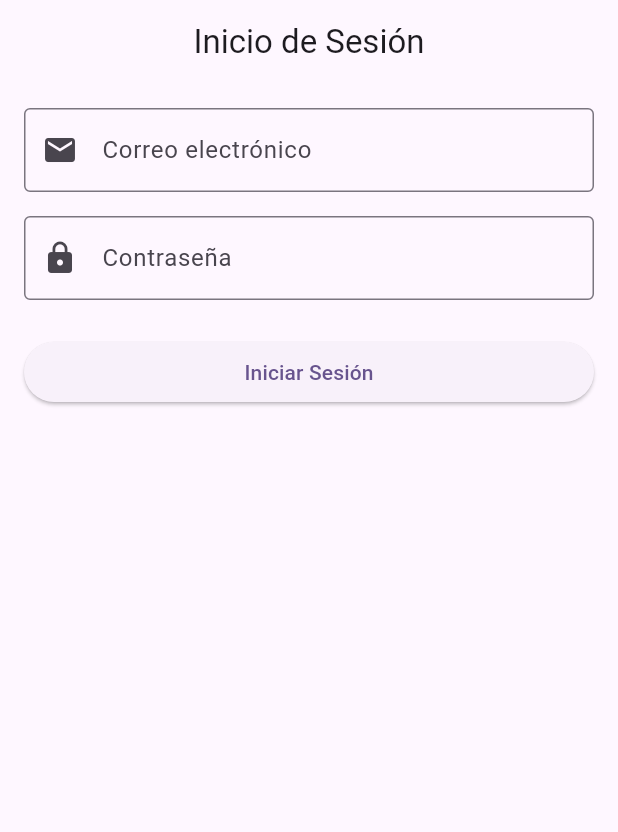
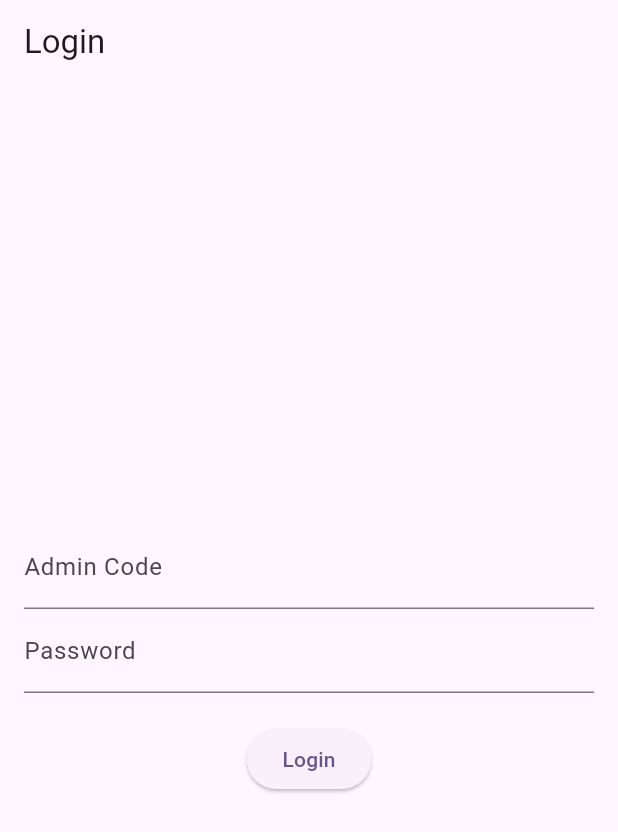
Before and after one commit to kencrisg/pasarela_pagos, a Flutter app: the screen it shows after launch, on a phone screen of 412 x 824 dp. Shown: the top 832 px of the screen. Run offline on Flutter 3.47's test engine with Material 3 defaults, Android fonts, the phone set to English and light mode, and no system bars; our stand-ins replace dio, shared_preferences.

Commit message:
Login is Working and JWT already save on mobile memory with Shared Prefreneces

```diff
--- /dev/null
+++ b/lib/api/api_service.dart
@@ -0,0 +1,31 @@
+import 'package:dio/dio.dart';
+import 'package:shared_preferences/shared_preferences.dart';
+
+class ApiService {
+  final Dio _dio = Dio(BaseOptions(baseUrl: 'http://10.0.2.2:3000'));
+
+  ApiService() {
+    _dio.interceptors.add(InterceptorsWrapper(
+      onRequest: (options, handler) async {
+        final token = await _getToken();
+        if (token != null) {
+          options.headers['Authorization'] = 'Bearer $token';
+        }
+        return handler.next(options);
+      },
+      onError: (DioException e, handler) {
+        if (e.response?.statusCode == 401) {
+          print("⚠️ Token inválido o expirado");
+        }
+        return handler.next(e);
+      },
+    ));
+  }
+
+  Future<String?> _getToken() async {
+    final prefs = await SharedPreferences.getInstance();
+    return prefs.getString('jwt_token');
+  }
+
+  Dio get dio => _dio;
+}
--- /dev/null
+++ b/lib/api/auth_service.dart
@@ -0,0 +1,40 @@
+import 'package:shared_preferences/shared_preferences.dart';
+import 'api_service.dart';
+import 'package:dio/dio.dart';
+
+
+class AuthService {
+  final ApiService _apiService = ApiService();
+
+  Future<bool> login(String adminCode, String password) async {
+  try {
+    final response = await _apiService.dio.post(
+      '/auth/login/admin',
+      data: {"admin_code": adminCode, "password": password},
+    );
+
+    print("✅ Login exitoso");
+
+
+    final String token = response.data;
+
+    //Guardamos el token en Shaared Preferences
+    await _saveToken(token);
+
+    return true;
+  } on DioException catch (e) {
+    print("❌ Error en login: ${e.response?.data ?? e.message}");
+    return false;
+  }
+}
+
+  Future<void> logout() async {
+    final prefs = await SharedPreferences.getInstance();
+    await prefs.remove('jwt_token');
+  }
+
+  Future<void> _saveToken(String token) async {
+    final prefs = await SharedPreferences.getInstance();
+    await prefs.setString('jwt_token', token);
+  }
+}
--- a/lib/main.dart
+++ b/lib/main.dart
@@ -10,12 +10,13 @@ class MyApp extends StatelessWidget {
   @override
   Widget build(BuildContext context) {
     return MaterialApp(
-      title: 'Flutter Demo',
-      theme: ThemeData(
-        colorScheme: ColorScheme.fromSeed(seedColor: Colors.deepPurple),
-        useMaterial3: true,
-      ),
-      home: const LoginScreen()
-    );
+        debugShowCheckedModeBanner: false,
+        title: 'Davo Pagos Mobil',
+        theme: ThemeData(
+          colorScheme: ColorScheme.fromSeed(
+              seedColor: const Color.fromARGB(255, 108, 53, 202)),
+          useMaterial3: true,
+        ),
+        home: LoginScreen());
   }
 }
--- a/lib/screens/login/login_screen.dart
+++ b/lib/screens/login/login_screen.dart
@@ -1,22 +1,45 @@
 import 'package:flutter/material.dart';
+import 'package:pasarela_app/api/auth_service.dart';
+import 'package:pasarela_app/screens/home/home_screen.dart';
 
 class LoginScreen extends StatefulWidget {
-  const LoginScreen({super.key});
+  const LoginScreen({Key? key}) : super(key: key);
 
   @override
-  State<LoginScreen> createState() => _LoginScreenState();
+  LoginScreenState createState() => LoginScreenState();
 }
 
-class _LoginScreenState extends State<LoginScreen> {
-  final _formKey = GlobalKey<FormState>();
-  final TextEditingController _emailController = TextEditingController();
+class LoginScreenState extends State<LoginScreen> {
+  final TextEditingController _adminCodeController = TextEditingController();
   final TextEditingController _passwordController = TextEditingController();
+  final AuthService _authService = AuthService();
 
-  void _login() {
-    if (_formKey.currentState!.validate()) {
-      // Lógica de inicio de sesión aquí
+  bool _isLoading = false; //Variable para controlar la animación de carga
+
+  void _login() async {
+    setState(() {
+      _isLoading = true; //Mostrar la animación de carga
+    });
+
+    bool success = await _authService.login(
+      _adminCodeController.text,
+      _passwordController.text,
+    );
+
+    if (!mounted) return;
+
+    setState(() {
+      _isLoading = false; //Ocultar la animación de carga
+    });
+
+    if (success) {
+      Navigator.pushReplacement(
+        context,
+        MaterialPageRoute(builder: (context) => HomeScreen()),
+      );
+    } else {
       ScaffoldMessenger.of(context).showSnackBar(
-        const SnackBar(content: Text('Iniciando sesión...')),
+        const SnackBar(content: Text("❌ Login incorrecto")),
       );
     }
   }
@@ -24,62 +47,24 @@ class _LoginScreenState extends State<LoginScreen> {
   @override
   Widget build(BuildContext context) {
     return Scaffold(
-      appBar: AppBar(
-        title: const Text('Inicio de Sesión'),
-        centerTitle: true,
-      ),
+      appBar: AppBar(title: const Text("Login")),
       body: Padding(
         padding: const EdgeInsets.all(16.0),
-        child: Form(
-          key: _formKey,
-          child: Column(
-            crossAxisAlignment: CrossAxisAlignment.stretch,
-            children: [
-              TextFormField(
-                controller: _emailController,
-                keyboardType: TextInputType.emailAddress,
-                decoration: const InputDecoration(
-                  labelText: 'Correo electrónico',
-                  border: OutlineInputBorder(),
-                  prefixIcon: Icon(Icons.email),
-                ),
-                validator: (value) {
-                  if (value == null || value.isEmpty) {
-                    return 'Por favor, ingresa tu correo electrónico';
-                  }
-                  if (!RegExp(r'^[^@]+@[^@]+\.[^@]+').hasMatch(value)) {
-                    return 'Ingresa un correo electrónico válido';
-                  }
-                  return null;
-                },
-              ),
-              const SizedBox(height: 16.0),
-              TextFormField(
+        child: Column(
+          mainAxisAlignment: MainAxisAlignment.center,
+          children: [
+            TextField(
+                controller: _adminCodeController,
+                decoration: const InputDecoration(labelText: "Admin Code")),
+            TextField(
                 controller: _passwordController,
-                obscureText: true,
-                decoration: const InputDecoration(
-                  labelText: 'Contraseña',
-                  border: OutlineInputBorder(),
-                  prefixIcon: Icon(Icons.lock),
-                ),
-                validator: (value) {
-                  if (value == null || value.isEmpty) {
-                    return 'Por favor, ingresa tu contraseña';
-                  }
-                  if (value.length < 6) {
-                    return 'La contraseña debe tener al menos 6 caracteres';
-                  }
-                  return null;
-                },
-              ),
-              const SizedBox(height: 24.0),
-              ElevatedButton(
-                onPressed: _login,
-                child: const Text('Iniciar Sesión'),
-              ),
-              const SizedBox(height: 8.0),
-            ],
-          ),
+                decoration: const InputDecoration(labelText: "Password"),
+                obscureText: true),
+            const SizedBox(height: 20),
+            _isLoading // ✅ Mostrar el spinner si está cargando
+                ? const CircularProgressIndicator()
+                : ElevatedButton(onPressed: _login, child: const Text("Login")),
+          ],
         ),
       ),
     );
```
Also changed, not shown: lib/models/auth_response.dart (added, +9 -0 lines), lib/screens/home/home_screen.dart (added, +29 -0 lines), lib/utils/storage_helper.dart (added, +18 -0 lines), 1 other file.
